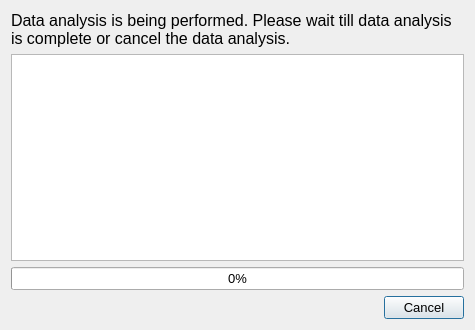
The window that qt/progress_dialog.ui (rickstaa/CCDAT) describes before a commit, drawn with Qt 5.
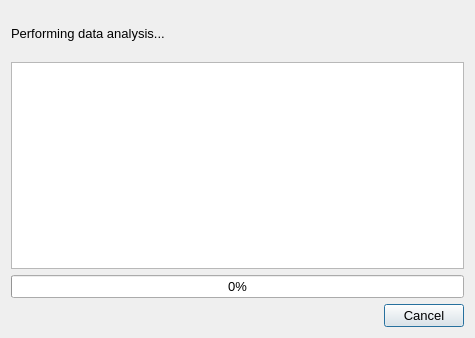
The same window after the commit.

Commit message: FEATURE: Adds Loader gif. Fixes excel sheet name can not be longer than 32 chars error

What changed in the file:
```diff
--- a/qt/progress_dialog.ui
+++ b/qt/progress_dialog.ui
@@ -7,11 +7,11 @@
     <x>0</x>
     <y>0</y>
     <width>475</width>
-    <height>330</height>
+    <height>338</height>
    </rect>
   </property>
   <property name="sizePolicy">
-   <sizepolicy hsizetype="Preferred" vsizetype="Preferred">
+   <sizepolicy hsizetype="Fixed" vsizetype="Fixed">
     <horstretch>0</horstretch>
     <verstretch>0</verstretch>
    </sizepolicy>
@@ -19,29 +19,39 @@
   <property name="minimumSize">
    <size>
     <width>475</width>
-    <height>330</height>
+    <height>338</height>
+   </size>
+  </property>
+  <property name="maximumSize">
+   <size>
+    <width>475</width>
+    <height>338</height>
    </size>
   </property>
   <property name="windowTitle">
    <string>Data analysis progress dialog</string>
   </property>
   <layout class="QGridLayout" name="gridLayout">
-   <item row="0" column="0">
-    <widget class="QLabel" name="progress_header">
+   <item row="3" column="0">
+    <widget class="QTextEdit" name="progress_console">
      <property name="font">
       <font>
        <pointsize>10</pointsize>
       </font>
      </property>
-     <property name="text">
-      <string>&lt;html&gt;&lt;head/&gt;&lt;body&gt;&lt;p&gt;&lt;span style=&quot; font-size:12pt;&quot;&gt;Data analysis is being performed. Please wait till data analysis is complete or cancel the data analysis.&lt;/span&gt;&lt;/p&gt;&lt;/body&gt;&lt;/html&gt;</string>
-     </property>
-     <property name="wordWrap">
+     <property name="readOnly">
       <bool>true</bool>
      </property>
+     <property name="html">
+      <string>&lt;!DOCTYPE HTML PUBLIC &quot;-//W3C//DTD HTML 4.0//EN&quot; &quot;http://www.w3.org/TR/REC-html40/strict.dtd&quot;&gt;
+&lt;html&gt;&lt;head&gt;&lt;meta name=&quot;qrichtext&quot; content=&quot;1&quot; /&gt;&lt;style type=&quot;text/css&quot;&gt;
+p, li { white-space: pre-wrap; }
+&lt;/style&gt;&lt;/head&gt;&lt;body style=&quot; font-family:'MS Shell Dlg 2'; font-size:10pt; font-weight:400; font-style:normal;&quot;&gt;
+&lt;p style=&quot;-qt-paragraph-type:empty; margin-top:0px; margin-bottom:0px; margin-left:0px; margin-right:0px; -qt-block-indent:0; text-indent:0px; font-size:8.25pt;&quot;&gt;&lt;br /&gt;&lt;/p&gt;&lt;/body&gt;&lt;/html&gt;</string>
+     </property>
     </widget>
    </item>
-   <item row="2" column="0">
+   <item row="5" column="0">
     <widget class="QProgressBar" name="progress_bar">
      <property name="font">
       <font>
@@ -59,7 +69,7 @@
      </property>
     </widget>
    </item>
-   <item row="5" column="0">
+   <item row="9" column="0">
     <widget class="QDialogButtonBox" name="buttonBox">
      <property name="font">
       <font>
@@ -74,24 +84,58 @@
      </property>
     </widget>
    </item>
-   <item row="1" column="0">
-    <widget class="QTextEdit" name="progress_console">
-     <property name="font">
-      <font>
-       <pointsize>10</pointsize>
-      </font>
-     </property>
-     <property name="readOnly">
-      <bool>true</bool>
-     </property>
-     <property name="html">
-      <string>&lt;!DOCTYPE HTML PUBLIC &quot;-//W3C//DTD HTML 4.0//EN&quot; &quot;http://www.w3.org/TR/REC-html40/strict.dtd&quot;&gt;
-&lt;html&gt;&lt;head&gt;&lt;meta name=&quot;qrichtext&quot; content=&quot;1&quot; /&gt;&lt;style type=&quot;text/css&quot;&gt;
-p, li { white-space: pre-wrap; }
-&lt;/style&gt;&lt;/head&gt;&lt;body style=&quot; font-family:'MS Shell Dlg 2'; font-size:10pt; font-weight:400; font-style:normal;&quot;&gt;
-&lt;p style=&quot;-qt-paragraph-type:empty; margin-top:0px; margin-bottom:0px; margin-left:0px; margin-right:0px; -qt-block-indent:0; text-indent:0px; font-size:8.25pt;&quot;&gt;&lt;br /&gt;&lt;/p&gt;&lt;/body&gt;&lt;/html&gt;</string>
-     </property>
-    </widget>
+   <item row="0" column="0">
+    <layout class="QHBoxLayout" name="header_layout">
+     <item>
+      <widget class="QLabel" name="progress_header">
+       <property name="sizePolicy">
+        <sizepolicy hsizetype="Preferred" vsizetype="Preferred">
+         <horstretch>0</horstretch>
+         <verstretch>0</verstretch>
+        </sizepolicy>
+       </property>
+       <property name="font">
+        <font>
+         <pointsize>10</pointsize>
+        </font>
+       </property>
+       <property name="text">
+        <string>&lt;html&gt;&lt;head/&gt;&lt;body&gt;&lt;p&gt;Performing data analysis...&lt;/p&gt;&lt;/body&gt;&lt;/html&gt;</string>
+       </property>
+       <property name="wordWrap">
+        <bool>true</bool>
+       </property>
+      </widget>
+     </item>
+     <item>
+      <widget class="QLabel" name="loader_gif">
+       <property name="sizePolicy">
+        <sizepolicy hsizetype="Fixed" vsizetype="Fixed">
+         <horstretch>0</horstretch>
+         <verstretch>0</verstretch>
+        </sizepolicy>
+       </property>
+       <property name="minimumSize">
+        <size>
+         <width>45</width>
+         <height>45</height>
+        </size>
+       </property>
+       <property name="maximumSize">
+        <size>
+         <width>45</width>
+         <height>45</height>
+        </size>
+       </property>
+       <property name="text">
+        <string/>
+       </property>
+       <property name="scaledContents">
+        <bool>true</bool>
+       </property>
+      </widget>
+     </item>
+    </layout>
    </item>
   </layout>
  </widget>
```
The commit also changes 38 other files.
